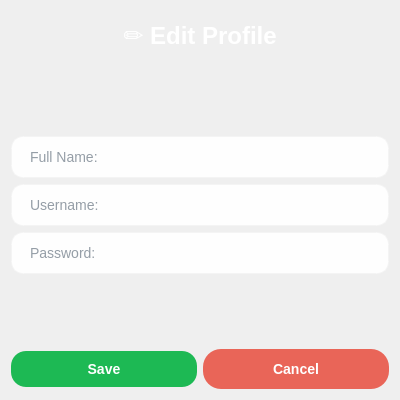
The window that Spotify/editprofiledialog.ui (Razatak186/Spotify-Project) describes before a commit, drawn with Qt 5.
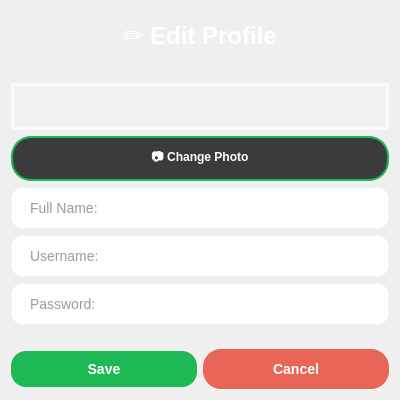
The same window after the commit.

Patch:
```diff
--- a/Spotify/editprofiledialog.ui
+++ b/Spotify/editprofiledialog.ui
@@ -56,6 +56,65 @@
        </property>
       </spacer>
      </item>
+     <item>
+      <widget class="QLabel" name="photoLabel">
+       <property name="styleSheet">
+        <string notr="true">QLabel#photoLabel {
+    background-color: rgba(255, 255, 255, 0.15);
+    border: 3px solid rgba(255, 255, 255, 0.6);
+    border-radius: 50px;
+    color: white;
+    font-size: 36px;
+}</string>
+       </property>
+       <property name="text">
+        <string/>
+       </property>
+       <property name="alignment">
+        <set>Qt::AlignmentFlag::AlignCenter</set>
+       </property>
+      </widget>
+     </item>
+     <item>
+      <widget class="QPushButton" name="choosePhotoButton">
+       <property name="styleSheet">
+        <string notr="true">QPushButton {
+
+background-color: #3b3b3b;
+
+color: white;
+
+border: 2px solid #1DB954;
+
+border-radius: 20px;
+
+padding: 10px 20px;
+
+font-weight: bold;
+
+}
+
+
+
+QPushButton:hover {
+
+background-color: #4a4a4a;
+
+}
+
+
+
+QPushButton:pressed {
+
+background-color: #2a2a2a;
+
+}</string>
+       </property>
+       <property name="text">
+        <string>📷 Change Photo</string>
+       </property>
+      </widget>
+     </item>
      <item>
       <widget class="QLineEdit" name="fullNameEdit">
        <property name="styleSheet">
```
